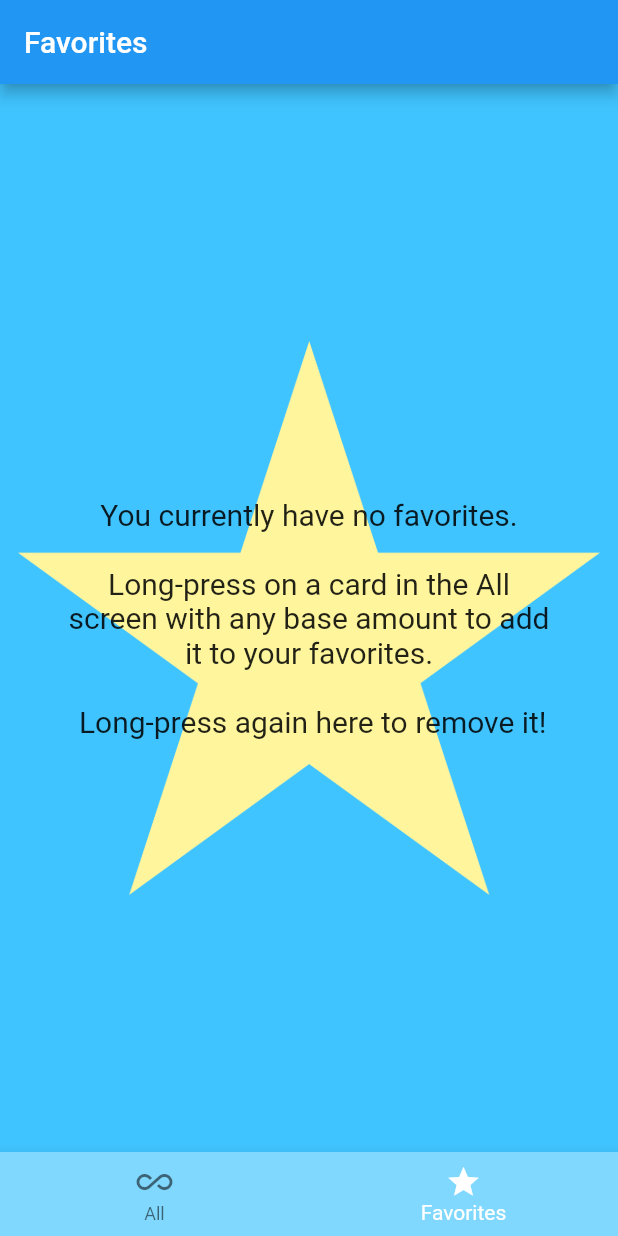
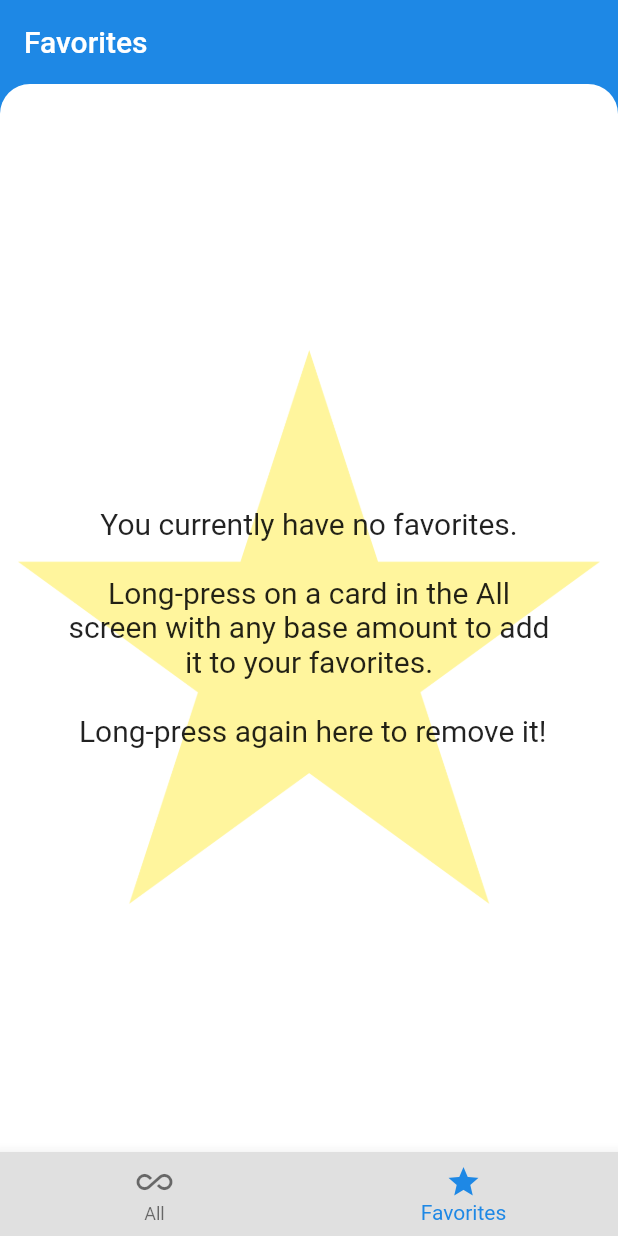
Before and after one commit to rlertola/currency_calc, a Flutter app: the screen it shows after launch, item 2 of the bottom bar chosen, on a phone screen of 412 x 824 dp. Run offline on Flutter 3.47's test engine with Material 2 defaults, Android fonts, the light colour scheme and no system bars; our stand-ins replace sqflite; accounts and stored records are empty; network calls fail.

Commit message:
Color theme

```diff
--- a/lib/main.dart
+++ b/lib/main.dart
@@ -15,8 +15,16 @@ class MyApp extends StatelessWidget {
         debugShowCheckedModeBanner: false,
         title: 'Flutter Demo',
         theme: ThemeData(
-          primarySwatch: Colors.blue,
+          primaryColor: Colors.blue.shade600,
+          accentColor: Colors.white,
+          canvasColor: Colors.transparent,
+          hintColor: Colors.black26,
+          textTheme: TextTheme(),
+          bottomAppBarColor: Colors.grey.shade300,
+          buttonColor: Colors.blue.shade200,
+          dividerColor: Theme.of(context).primaryColor,
         ),
+
         // home: HomeScreen(),
         home: TabsScreen(),
       ),
--- a/lib/screens/favorites_screen.dart
+++ b/lib/screens/favorites_screen.dart
@@ -13,18 +13,36 @@ class FavoritesScreen extends StatelessWidget {
   @override
   Widget build(BuildContext context) {
     return Scaffold(
-      backgroundColor: Colors.lightBlueAccent,
+      backgroundColor: Theme.of(context).primaryColor,
       appBar: AppBar(
-        title: const Text('Favorites'),
+        elevation: 0,
+        title: const Text(
+          'Favorites',
+          style: TextStyle(color: Colors.white),
+        ),
       ),
-      body: Padding(
-        padding: const EdgeInsets.all(12),
+      body: Container(
+        padding: const EdgeInsets.only(
+          top: 12,
+          left: 12,
+          right: 12,
+        ),
+        // color: Theme.of(context).accentColor,
+        decoration: BoxDecoration(
+          color: Theme.of(context).accentColor,
+          borderRadius: BorderRadius.only(
+            topLeft: Radius.circular(20),
+            topRight: Radius.circular(20),
+          ),
+        ),
         child: FutureBuilder(
           future: _refreshFavorites(context),
           builder: (context, snapshot) {
             if (snapshot.connectionState == ConnectionState.waiting) {
               return Center(
-                child: CircularProgressIndicator(),
+                child: CircularProgressIndicator(
+                  backgroundColor: Colors.white,
+                ),
               );
             } else {
               if (snapshot.error != null) {
--- a/lib/screens/tabs_screen.dart
+++ b/lib/screens/tabs_screen.dart
@@ -38,14 +38,12 @@ class _TabsScreenState extends State<TabsScreen> {
   @override
   Widget build(BuildContext context) {
     return Scaffold(
-      // backgroundColor: Colors.lightBlueAccent,
       body: _pages[_selectedPageIndex]['page'],
       bottomNavigationBar: BottomNavigationBar(
         onTap: _selectPage,
         currentIndex: _selectedPageIndex,
-        backgroundColor: Colors.lightBlueAccent.shade100,
-        // backgroundColor: Colors.lightBlue,
-        selectedItemColor: Colors.white,
+        backgroundColor: Theme.of(context).bottomAppBarColor,
+        selectedItemColor: Theme.of(context).primaryColor,
         items: [
           BottomNavigationBarItem(
             icon: const Icon(Icons.all_inclusive),
--- a/lib/widgets/currency_card.dart
+++ b/lib/widgets/currency_card.dart
@@ -45,7 +45,7 @@ class CurrencyCard extends StatelessWidget {
         },
         child: Card(
           // color: Colors.lightBlue,
-          color: Colors.lightBlueAccent,
+          color: Theme.of(context).primaryColor,
           shape: RoundedRectangleBorder(
             side: BorderSide(
               // color: Colors.grey.shade400,
```
Also changed, not shown: lib/screens/bottom_sheet.dart (+33 -35 lines), lib/screens/home_screen.dart (+6 -14 lines), lib/widgets/header_container.dart (+6 -19 lines).
